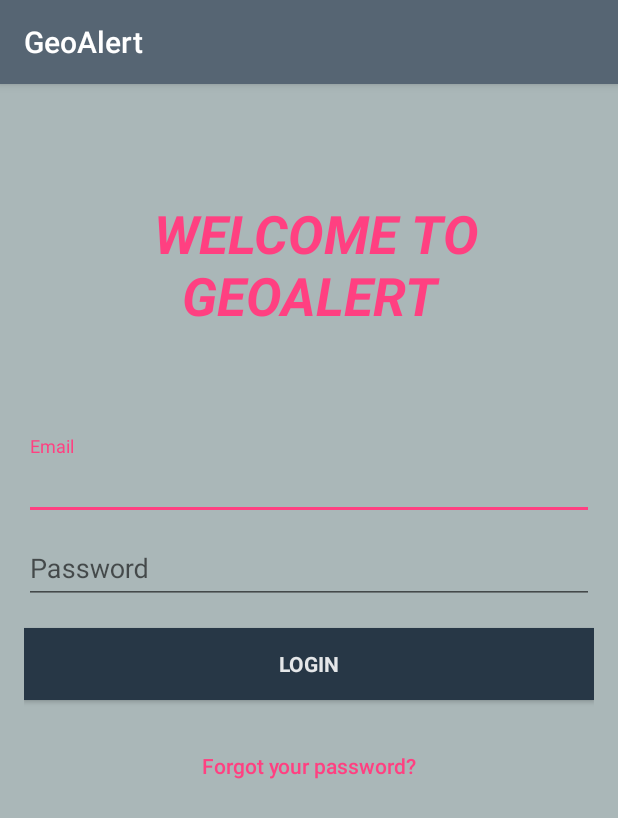
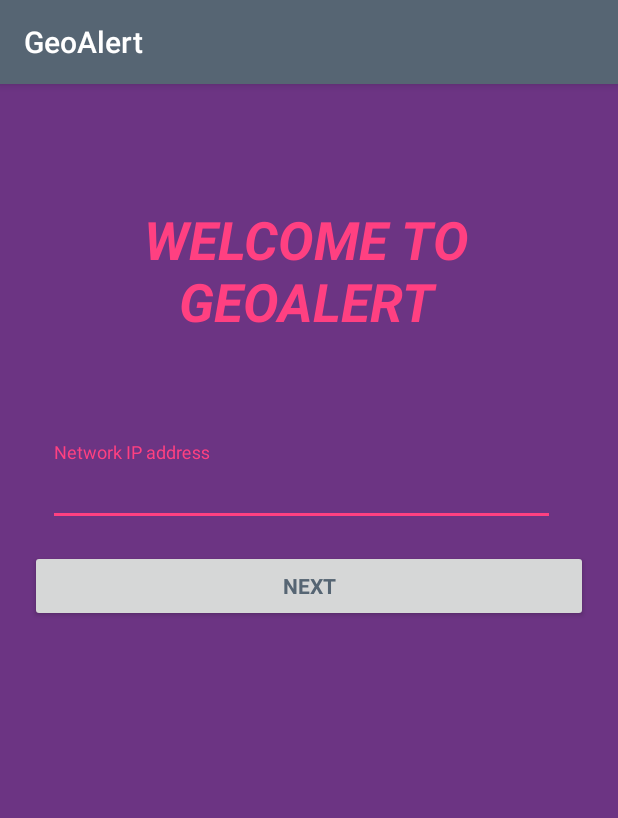
Before and after one commit to Shibhe/Geofencing, an Android app: the screen it shows after launch (LoginActivity before the commit, MainActivity after it), on a phone screen of 412 x 824 dp. Shown: the top 818 px of the screen. Run offline under Robolectric (Android 15) with nearby library versions, the light colour scheme and no system bars.

Commit message:
Commit
Commit

```diff
--- a/GeoAlert/app/build.gradle
+++ b/GeoAlert/app/build.gradle
@@ -29,6 +29,7 @@ dependencies {
     })
 
     compile 'com.google.android.gms:play-services-location:11.0.4'
+    //compile 'com.google.firebase:firebase-auth:9.0.2'
     compile 'com.google.android.gms:play-services-location:11.0.4'
     compile 'com.android.support:support-vector-drawable:26.0.0-alpha1'
     compile 'com.android.support:recyclerview-v7:26.0.0-alpha1'
@@ -45,10 +46,8 @@ dependencies {
     compile 'com.squareup.okhttp:okhttp:2.5.0'
     compile 'org.apache.httpcomponents:httpcore:4.4.1'
     compile 'org.apache.httpcomponents:httpclient:4.5'
-    //compile 'com.google.firebase:firebase-auth:9.0.2'
     testCompile 'org.mockito:mockito-core:2.8.9'
     testCompile 'junit:junit:4.12'
 }
 
-
 //apply plugin: 'com.google.gms.google-services'
--- a/GeoAlert/app/src/main/java/com/example/josephsibiya/geoalert/AddStudentActivity.java
+++ b/GeoAlert/app/src/main/java/com/example/josephsibiya/geoalert/AddStudentActivity.java
@@ -18,6 +18,7 @@ import com.example.josephsibiya.geoalert.Configuration.AppController;
 import com.example.josephsibiya.geoalert.Configuration.ConfigClass;
 import com.example.josephsibiya.geoalert.Configuration.GetMacAddress;
 //import com.example.josephsibiya.geoalert.SQLite.Student;
+import com.example.josephsibiya.geoalert.connection.IPAddress;
 import com.example.josephsibiya.geoalert.models.StudentModel;
 import com.example.josephsibiya.geoalert.providers.JSONParser;
 import com.example.josephsibiya.geoalert.providers.sendEmail;
@@ -60,7 +61,7 @@ public class AddStudentActivity extends AppCompatActivity {
     private String genderCode;
     //private Student student = new Student(AddStudentActivity.this);
     private StudentModel studentModel;
-    private ConfigClass configClass = new ConfigClass();
+    private IPAddress ipAddress;
     private EditText mac;
     private GetMacAddress getMacAddr;
     private JSONParser jsonParser;
@@ -149,7 +150,7 @@ public class AddStudentActivity extends AppCompatActivity {
         hideDialog();
         // getting JSON Object
         // Note that create product url accepts POST method
-        JSONObject json = jsonParser.makeHttpRequest(configClass.URL_ADDSTU,
+        JSONObject json = jsonParser.makeHttpRequest("http://"+ ipAddress.getIpAddress() + "/geofence-scripts/addStudent.php",
                 "POST", params);
 
         // check log cat fro response
--- /dev/null
+++ b/GeoAlert/app/src/main/java/com/example/josephsibiya/geoalert/MainActivity.java
@@ -0,0 +1,48 @@
+package com.example.josephsibiya.geoalert;
+
+import android.content.Intent;
+import android.support.v7.app.AppCompatActivity;
+import android.os.Bundle;
+import android.view.View;
+import android.widget.Button;
+import android.widget.EditText;
+import android.widget.Toast;
+
+import com.example.josephsibiya.geoalert.connection.IPAddress;
+
+public class MainActivity extends AppCompatActivity {
+
+    private EditText ipAddress;
+    private Button submit;
+    private IPAddress setIPAddress ;
+    @Override
+    protected void onCreate(Bundle savedInstanceState) {
+        super.onCreate(savedInstanceState);
+        setContentView(R.layout.activity_main);
+
+        ipAddress = (EditText) findViewById(R.id.ipAddress);
+
+        submit = (Button) findViewById(R.id.btnIpAddress);
+
+        submit.setOnClickListener(new View.OnClickListener() {
+            @Override
+            public void onClick(View view) {
+
+                ipAddress.setError(null);
+
+                if (ipAddress.length() == 0 && ipAddress.isFocused()  || !ipAddress.getText().toString().contains(".")) {
+                    Toast.makeText(MainActivity.this, "IP address required or invalid IP address", Toast.LENGTH_SHORT).show();
+                    view = ipAddress;
+                }
+
+                else{
+                    setIPAddress = new IPAddress();
+                    Intent intent = new Intent(MainActivity.this, LoginActivity.class);
+                    setIPAddress.setIpAddress(ipAddress.getText().toString());
+                    startActivity(intent);
+                }
+
+            }
+        });
+    }
+}
--- a/GeoAlert/app/src/main/res/layout/activity_login.xml
+++ b/GeoAlert/app/src/main/res/layout/activity_login.xml
@@ -14,17 +14,6 @@
     app:layout_constraintGuide_percent="@integer/google_play_services_version"
     android:background="#AAB7B8">
 
-    <TextView
-        android:layout_width="match_parent"
-        android:layout_height="wrap_content"
-        android:text=" Welcome to GeoAlert"
-        android:textSize="35dp"
-        android:gravity="center"
-        android:paddingTop="60dp"
-        android:paddingBottom="70dp"
-        android:textAllCaps="true"
-        android:textColor="@color/colorAccent"
-        android:textStyle="italic|bold"/>
 
     <android.support.design.widget.TextInputLayout
         android:layout_width="match_parent"
--- /dev/null
+++ b/GeoAlert/app/src/main/res/layout/activity_main.xml
@@ -0,0 +1,58 @@
+<?xml version="1.0" encoding="utf-8"?>
+<LinearLayout xmlns:android="http://schemas.android.com/apk/res/android"
+    xmlns:app="http://schemas.android.com/apk/res-auto"
+    xmlns:tools="http://schemas.android.com/tools"
+    android:layout_width="match_parent"
+    android:orientation="vertical"
+    android:padding="20dp"
+    android:background="#6C3483"
+    android:layout_height="match_parent"
+    tools:context="com.example.josephsibiya.geoalert.MainActivity">
+
+
+    <TextView
+        android:id="@+id/textView2"
+        android:layout_width="368dp"
+        android:layout_height="wrap_content"
+        android:gravity="center"
+        android:paddingBottom="70dp"
+        android:paddingTop="60dp"
+        android:text="Welcome to GeoAlert"
+        android:textAllCaps="true"
+        android:textColor="@color/colorAccent"
+        android:textSize="35dp"
+        android:textStyle="italic|bold"
+        tools:layout_editor_absoluteX="8dp"
+        tools:layout_editor_absoluteY="0dp" />
+
+
+    <android.support.design.widget.TextInputLayout
+        android:layout_width="350dp"
+        android:paddingLeft="12dp"
+        android:layout_gravity="bottom"
+        android:layout_height="wrap_content"
+        tools:layout_editor_absoluteY="0dp"
+        tools:layout_editor_absoluteX="8dp">
+
+        <EditText
+            android:id="@+id/ipAddress"
+            android:layout_width="match_parent"
+            android:layout_height="wrap_content"
+            android:hint="Network IP address"
+            android:maxLines="1"
+            android:inputType="textEmailAddress"
+            android:singleLine="true" />
+
+    </android.support.design.widget.TextInputLayout>
+
+
+    <Button
+        android:id="@+id/btnIpAddress"
+        style="?android:textAppearanceSmall"
+        android:layout_width="match_parent"
+        android:layout_height="wrap_content"
+        android:layout_marginTop="16dp"
+        android:textColor="#566573"
+        android:text="Next"
+        android:textStyle="bold" />
+</LinearLayout>
--- a/GeoAlert/app/src/main/res/layout/activity_reset_password.xml
+++ b/GeoAlert/app/src/main/res/layout/activity_reset_password.xml
@@ -32,7 +32,7 @@
             android:layout_marginBottom="10dp"
             android:gravity="center_horizontal"
             android:padding="@dimen/activity_horizontal_margin"
-            android:text="@string/forgot_password_msg"
+            android:text="This option is for Lecturer only. If you don't receive an email for reseting password, please kindly contact the Administrator"
             android:textColor="@android:color/white"
             android:textSize="14dp" />
 
```
Also changed, not shown: GeoAlert/app/src/main/AndroidManifest.xml (+16 -6 lines), GeoAlert/app/src/main/java/com/example/josephsibiya/geoalert/GeoMapsActivity.java (+79 -77 lines), GeoAlert/app/src/main/java/com/example/josephsibiya/geoalert/GeofenceActivity.java (+4 -6 lines), GeoAlert/app/src/main/java/com/example/josephsibiya/geoalert/LoginActivity.java (+13 -6 lines), GeoAlert/app/src/main/java/com/example/josephsibiya/geoalert/ResetPasswordActivity.java (+7 -28 lines), GeoAlert/app/src/main/java/com/example/josephsibiya/geoalert/StudentActivity.java (+4 -3 lines), GeoAlert/app/src/main/java/com/example/josephsibiya/geoalert/UpDateActivity.java (+3 -5 lines), GeoAlert/app/src/main/java/com/example/josephsibiya/geoalert/UpdateGeofenceActivity.java (+4 -3 lines), GeoAlert/app/src/main/java/com/example/josephsibiya/geoalert/UpdateLecturerActivity.java (+4 -3 lines).
